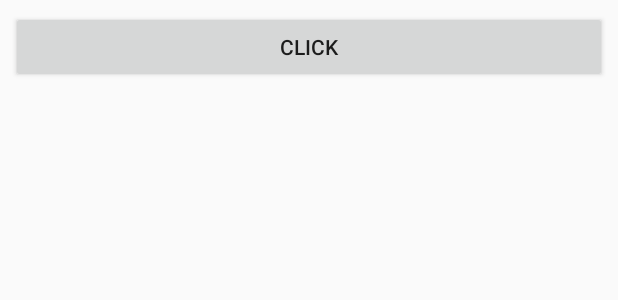
After one commit to Ares-yc/MVPDemo, an Android app: the layout fragment_main.xml on its own in the app's theme, with its tools: preview values and no code run, on a phone screen of 412 x 824 dp. The commit adds this screen. Shown: the top 300 px of the screen. Run offline under Robolectric (Android 15) with nearby library versions, the phone set to English and light mode, and no system bars.

Commit message:
完善Simple

```diff
--- a/MVPDemo/app/src/main/AndroidManifest.xml
+++ b/MVPDemo/app/src/main/AndroidManifest.xml
@@ -9,7 +9,7 @@
         android:label="@string/app_name"
         android:supportsRtl="true"
         android:theme="@style/AppTheme">
-        <activity android:name=".MainActivity">
+        <activity android:name=".sample.MainActivity">
             <intent-filter>
                 <action android:name="android.intent.action.MAIN"/>
 
--- a/MVPDemo/app/src/main/java/com/ares/areslibrary/base/BaseFragment.java
+++ b/MVPDemo/app/src/main/java/com/ares/areslibrary/base/BaseFragment.java
@@ -24,7 +24,7 @@ public abstract class BaseFragment extends Fragment {
     @Override
     public View onCreateView(LayoutInflater inflater, @Nullable ViewGroup container, @Nullable Bundle savedInstanceState) {
         View rootView = inflater.inflate(getLayoutId(),null);
-        initParams();
+        initParams(rootView);
         return rootView;
     }
 
@@ -46,7 +46,7 @@ public abstract class BaseFragment extends Fragment {
     /**
      * 初始化参数
      */
-    protected abstract void initParams();
+    protected abstract void initParams(View rootView);
 
     /**
      * 恢复参数
--- a/MVPDemo/app/src/main/java/com/ares/areslibrary/mvp/presenter/BasePresenter.java
+++ b/MVPDemo/app/src/main/java/com/ares/areslibrary/mvp/presenter/BasePresenter.java
@@ -5,7 +5,7 @@ import com.ares.areslibrary.mvp.view.BaseView;
 import java.lang.ref.WeakReference;
 
 /**
- * Presenter 基类
+ * MVP模式Presenter 基类
  * Created by Ares on 2016/12/22/022.
  */
 
--- a/MVPDemo/app/src/main/java/com/ares/areslibrary/mvp/view/BaseView.java
+++ b/MVPDemo/app/src/main/java/com/ares/areslibrary/mvp/view/BaseView.java
@@ -1,7 +1,7 @@
 package com.ares.areslibrary.mvp.view;
 
 /**
- * View 基类
+ * MVP模式View 基类
  * Created by Ares on 2016/12/22/022.
  */
 
--- a/MVPDemo/app/src/main/java/com/ares/areslibrary/MainContract.java
+++ b/MVPDemo/app/src/main/java/com/ares/areslibrary/sample/MainContract.java
@@ -1,4 +1,4 @@
-package com.ares.areslibrary;
+package com.ares.areslibrary.sample;
 
 /**
  * MainActivity 契约类
@@ -8,14 +8,10 @@ package com.ares.areslibrary;
 public interface MainContract {
 
     public interface View{
-
-
     }
 
     public interface Presenter{
-
         void show();
-
     }
 
 }
--- a/MVPDemo/app/src/main/java/com/ares/areslibrary/MainPresenter.java
+++ b/MVPDemo/app/src/main/java/com/ares/areslibrary/sample/MainPresenter.java
@@ -1,7 +1,8 @@
-package com.ares.areslibrary;
+package com.ares.areslibrary.sample;
 
 import android.widget.Button;
 
+import com.ares.areslibrary.R;
 import com.ares.areslibrary.mvp.presenter.BasePresenter;
 
 /**
--- /dev/null
+++ b/MVPDemo/app/src/main/res/layout/fragment_main.xml
@@ -0,0 +1,13 @@
+<?xml version="1.0" encoding="utf-8"?>
+<LinearLayout xmlns:android="http://schemas.android.com/apk/res/android"
+    android:orientation="vertical" android:layout_width="match_parent"
+    android:layout_height="match_parent">
+
+    <Button
+        android:id="@+id/btn_click"
+        android:layout_width="match_parent"
+        android:layout_height="wrap_content"
+        android:layout_margin="7dp"
+        android:text="Click"/>
+
+</LinearLayout>
```
Also changed, not shown: MVPDemo/app/src/main/java/com/ares/areslibrary/MainFragPresenter.java (deleted, +0 -16 lines), MVPDemo/app/src/main/java/com/ares/areslibrary/mvp/view/MVPActivity.java (+17 -0 lines), MVPDemo/app/src/main/java/com/ares/areslibrary/mvp/view/MVPFragment.java (+17 -4 lines), MVPDemo/app/src/main/java/com/ares/areslibrary/sample/MainActivity.java (renamed from MVPDemo/app/src/main/java/com/ares/areslibrary/MainActivity.java, +7 -12 lines), MVPDemo/app/src/main/java/com/ares/areslibrary/sample/MainFragPresenter.java (added, +23 -0 lines), MVPDemo/app/src/main/java/com/ares/areslibrary/sample/MainFragment.java (renamed from MVPDemo/app/src/main/java/com/ares/areslibrary/MainFragment.java, +11 -4 lines), MVPDemo/app/src/main/res/layout/activity_main.xml (+4 -6 lines).
